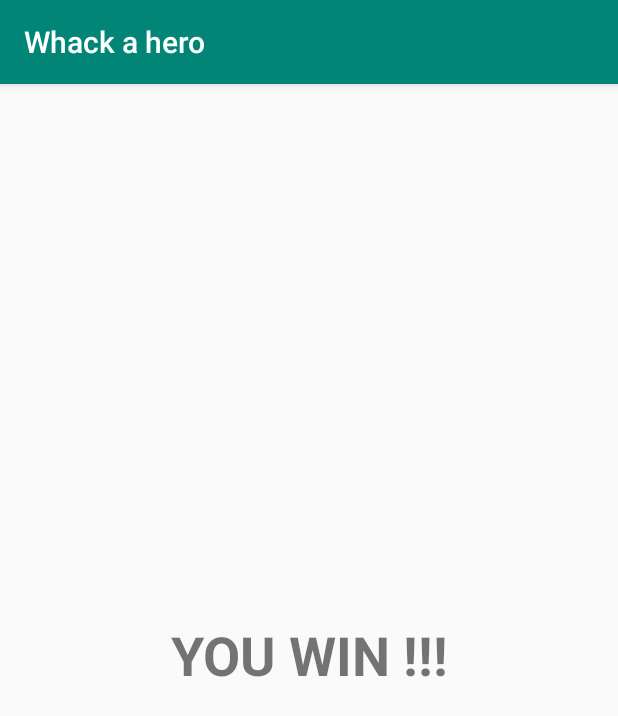
After one commit to pandadod/Whack-a-hero, an Android app: the ScoreActivity screen opened directly, with no data from a screen before it, on a phone screen of 412 x 824 dp. The commit adds this screen. Shown: the top 716 px of the screen. Run offline under Robolectric (Android 15) with nearby library versions, the phone set to English and light mode, and no system bars; network calls fail.

Commit message:
arret jeu quand score =40

```diff
--- a/app/src/main/AndroidManifest.xml
+++ b/app/src/main/AndroidManifest.xml
@@ -1,7 +1,9 @@
 <?xml version="1.0" encoding="utf-8"?>
 <manifest xmlns:android="http://schemas.android.com/apk/res/android"
     package="com.example.whackahero">
+
     <uses-permission android:name="android.permission.INTERNET" />
+
     <application
         android:allowBackup="true"
         android:icon="@mipmap/ic_launcher"
@@ -9,6 +11,7 @@
         android:roundIcon="@mipmap/ic_launcher_round"
         android:supportsRtl="true"
         android:theme="@style/AppTheme">
+        <activity android:name=".ScoreActivity"></activity>
         <activity android:name=".MainActivity">
             <intent-filter>
                 <action android:name="android.intent.action.MAIN" />
--- /dev/null
+++ b/app/src/main/java/com/example/whackahero/ScoreActivity.java
@@ -0,0 +1,13 @@
+package com.example.whackahero;
+
+import android.support.v7.app.AppCompatActivity;
+import android.os.Bundle;
+
+public class ScoreActivity extends AppCompatActivity {
+
+    @Override
+    protected void onCreate(Bundle savedInstanceState) {
+        super.onCreate(savedInstanceState);
+        setContentView(R.layout.activity_score);
+    }
+}
--- /dev/null
+++ b/app/src/main/res/layout/activity_score.xml
@@ -0,0 +1,26 @@
+<?xml version="1.0" encoding="utf-8"?>
+<android.support.constraint.ConstraintLayout xmlns:android="http://schemas.android.com/apk/res/android"
+    xmlns:app="http://schemas.android.com/apk/res-auto"
+    xmlns:tools="http://schemas.android.com/tools"
+    android:layout_width="match_parent"
+    android:layout_height="match_parent"
+    tools:context=".ScoreActivity">
+
+    <TextView
+        android:id="@+id/textView"
+        android:layout_width="0dp"
+        android:layout_height="wrap_content"
+        android:layout_marginStart="8dp"
+        android:layout_marginLeft="8dp"
+        android:layout_marginEnd="8dp"
+        android:layout_marginRight="8dp"
+        android:layout_marginBottom="8dp"
+        android:gravity="center"
+        android:text="YOU WIN !!!"
+        android:textSize="36sp"
+        android:textStyle="bold"
+        app:layout_constraintBottom_toBottomOf="parent"
+        app:layout_constraintEnd_toEndOf="parent"
+        app:layout_constraintStart_toStartOf="parent"
+        app:layout_constraintTop_toTopOf="parent" />
+</android.support.constraint.ConstraintLayout>
```
Also changed, not shown: app/src/main/java/com/example/whackahero/MainActivity.java (+36 -7 lines), app/build.gradle (line endings or trailing spaces).
